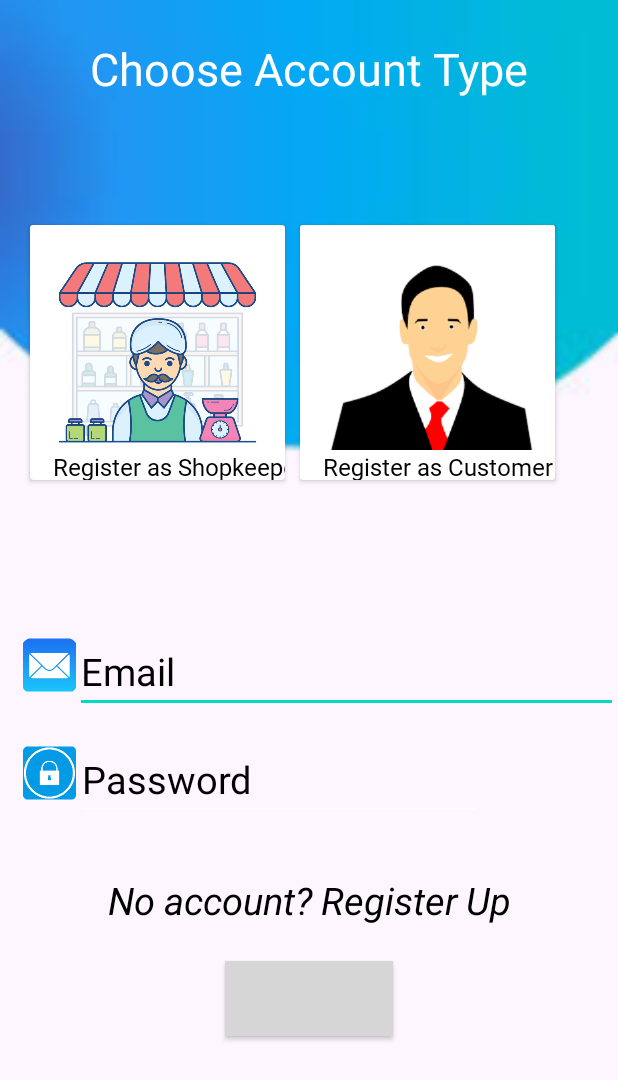
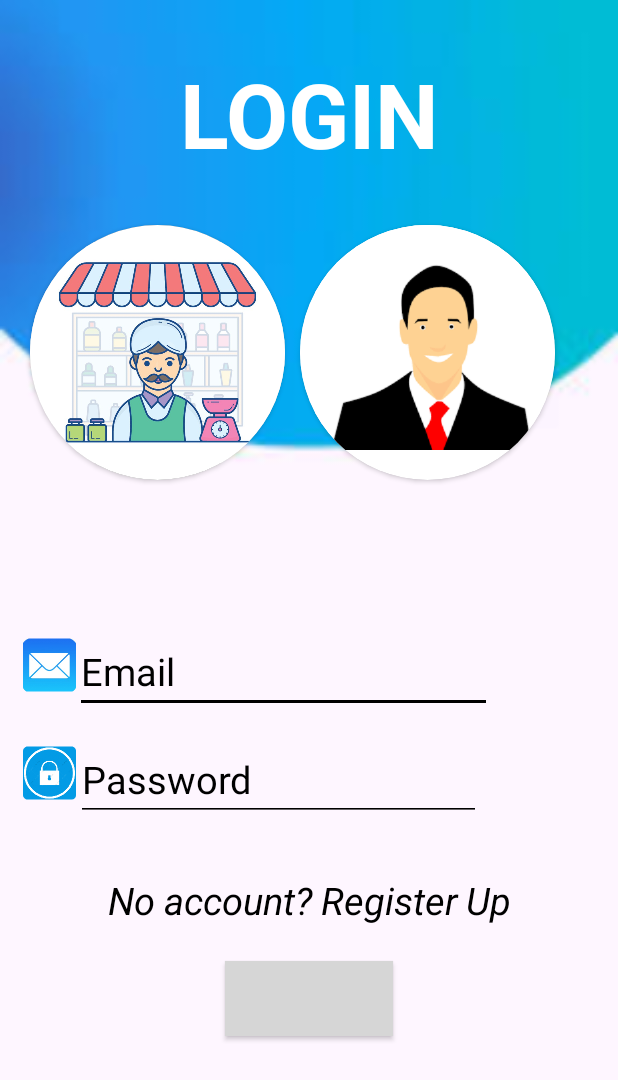
Before and after one commit to SrishtiChaurasia-29/Home_Easy, an Android app: the MainFragment screen opened directly, with no data from a screen before it, on a phone screen of 412 x 824 dp. Shown: the top 1080 px of the screen. Run offline under Robolectric (Android 15) with nearby library versions, the phone set to English and light mode, and no system bars; our stand-ins replace Firebase (no records; nobody signed in at launch, a user with empty details on screens opened directly), data binding; grey boxes are pictures that could not be loaded.

Commit message:
register code

```diff
--- a/app/src/main/java/com/example/home_easy/MainFragment.java
+++ b/app/src/main/java/com/example/home_easy/MainFragment.java
@@ -37,7 +37,7 @@ public class MainFragment extends Fragment {
         binding.shopkepper.setOnClickListener(new View.OnClickListener() {
             @Override
             public void onClick(View v) {
-                Navigation.findNavController(view).navigate(R.id.action_mainFragment_to_shopkeeperFragment2);
+                Navigation.findNavController(view).navigate(R.id.action_mainFragment_to_shopkeeperFragment2);// guedfkh
 
             }
         });
--- a/app/src/main/res/layout/fragment_main.xml
+++ b/app/src/main/res/layout/fragment_main.xml
@@ -1,7 +1,7 @@
 <?xml version="1.0" encoding="utf-8"?>
 <layout xmlns:android="http://schemas.android.com/apk/res/android"
     xmlns:tools="http://schemas.android.com/tools"
-    >
+    xmlns:app="http://schemas.android.com/apk/res-auto">
 
     <data>
 
@@ -21,16 +21,17 @@
 
             <TextView
                 android:layout_width="match_parent"
-                android:layout_height="50dp"
-                android:layout_marginTop="25dp"
-                android:textStyle="normal"
+                android:layout_height="110dp"
+                android:text="LOGIN"
+                android:textColor="@color/white"
+                android:textSize="60dp"
+                android:textAlignment="center"
+                android:layout_marginTop="35dp"
+                android:textStyle="bold"/>
 
-                android:text="Choose Account Type"
-                android:textAlignment="center"
-                android:textColor="@color/white"
-                android:textSize="30dp" />
 
             <androidx.cardview.widget.CardView
+                app:cardCornerRadius="100dp"
                 android:id="@+id/shopkepper"
                 android:layout_width="170dp"
                 android:layout_height="170dp"
@@ -45,11 +46,12 @@
 
                     />
                 <TextView
+
                     android:layout_width="170dp"
                     android:layout_height="20dp"
                     android:layout_marginLeft="15dp"
                     android:layout_marginTop="150dp"
-                    android:text="Register as Shopkeeper"
+
                     android:textColor="@color/black"
                     android:textSize="16dp"
                     android:fontFamily="@font/sunday"/>
@@ -59,6 +61,8 @@
 
 
             <androidx.cardview.widget.CardView
+
+                app:cardCornerRadius="100dp"
                 android:backgroundTint="@color/white"
                 android:id="@+id/customer"
 
@@ -77,7 +81,7 @@
                     android:layout_height="20dp"
                     android:layout_marginLeft="15dp"
                     android:layout_marginTop="150dp"
-                    android:text="Register as Customer"
+
                     android:textColor="@color/black"
                     android:textSize="16dp"
                     android:fontFamily="@font/sunday"/>
@@ -102,10 +106,15 @@
             <EditText
 
                 android:layout_width="match_parent"
+
                 android:layout_height="50dp"
                 android:layout_marginLeft="50dp"
                 android:layout_marginTop="425dp"
+                android:layout_marginRight="84dp"
+                android:backgroundTint="@color/black"
+
                 android:hint="Email"
+                android:textColor="@color/black"
                 android:textColorHint="@color/black"
 
                 android:textSize="25dp" />
@@ -125,10 +134,13 @@
                     android:src="@mipmap/ic_pass" />
 
                 <EditText
+                    android:textColor="@color/black"
                     android:id="@+id/password_edit_txt"
                     android:layout_width="270dp"
                     android:layout_height="50dp"
                     android:layout_marginEnd="25dp"
+                    android:backgroundTint="@color/black"
+
                     android:hint="Password"
                     android:textColorHint="@color/black"
                     android:textSize="25dp" />
--- a/app/src/main/res/layout/fragment_sign_u_pone.xml
+++ b/app/src/main/res/layout/fragment_sign_u_pone.xml
@@ -9,4 +9,7 @@
 
 
 
+
+
+
 </FrameLayout>
--- a/app/src/main/res/navigation/nav_graph.xml
+++ b/app/src/main/res/navigation/nav_graph.xml
@@ -20,10 +20,18 @@
         android:id="@+id/shopkeeperFragment2"
         android:name="com.example.home_easy.ShopkeeperFragment"
         android:label="fragment_shopkeeper"
-        tools:layout="@layout/fragment_shopkeeper" />
+        tools:layout="@layout/fragment_shopkeeper" >
+        <action
+            android:id="@+id/action_shopkeeperFragment2_to_mainFragment"
+            app:destination="@id/mainFragment" />
+    </fragment>
     <fragment
         android:id="@+id/customerFragment"
         android:name="com.example.home_easy.CustomerFragment"
         android:label="fragment_customer"
-        tools:layout="@layout/fragment_customer" />
+        tools:layout="@layout/fragment_customer" >
+        <action
+            android:id="@+id/action_customerFragment_to_mainFragment"
+            app:destination="@id/mainFragment" />
+    </fragment>
 </navigation>
--- a/app/src/main/res/values-night/themes.xml
+++ b/app/src/main/res/values-night/themes.xml
@@ -1,6 +1,6 @@
 <resources xmlns:tools="http://schemas.android.com/tools">
     <!-- Base application theme. -->
-    <style name="Theme.Home_Easy" parent="Theme.MaterialComponents.NoActionBar">
+    <style name="Theme.Home_Easy" parent="Theme.Design.NoActionBar">
         <!-- Primary brand color. -->
         <item name="colorPrimary">@color/purple_200</item>
         <item name="colorPrimaryVariant">@color/purple_700</item>
--- a/app/src/main/res/values/themes.xml
+++ b/app/src/main/res/values/themes.xml
@@ -1,6 +1,6 @@
 <resources xmlns:tools="http://schemas.android.com/tools">
     <!-- Base application theme. -->
-    <style name="Theme.Home_Easy" parent="Theme.MaterialComponents.NoActionBar">
+    <style name="Theme.Home_Easy" parent="Theme.Design.NoActionBar">
         <!-- Primary brand color. -->
         <item name="colorPrimary">@color/purple_500</item>
         <item name="colorPrimaryVariant">@color/purple_700</item>
```
Also changed, not shown: app/src/main/res/layout/fragment_customer.xml (+21 -5 lines), app/src/main/res/layout/fragment_shopkeeper.xml (+17 -4 lines).
